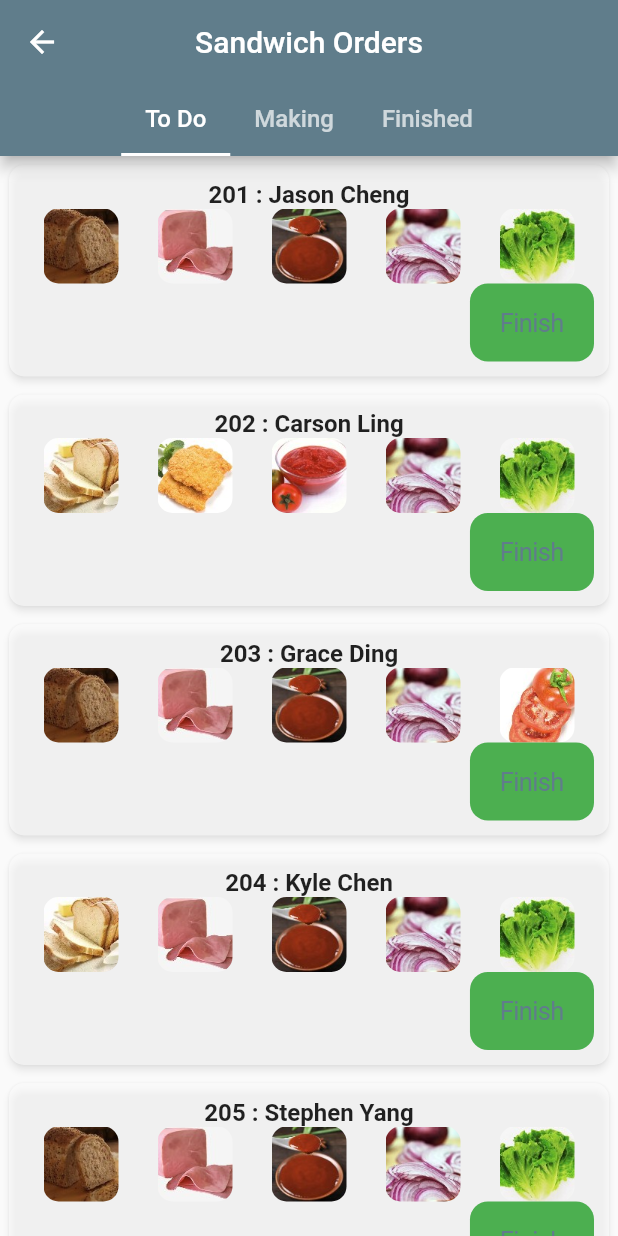
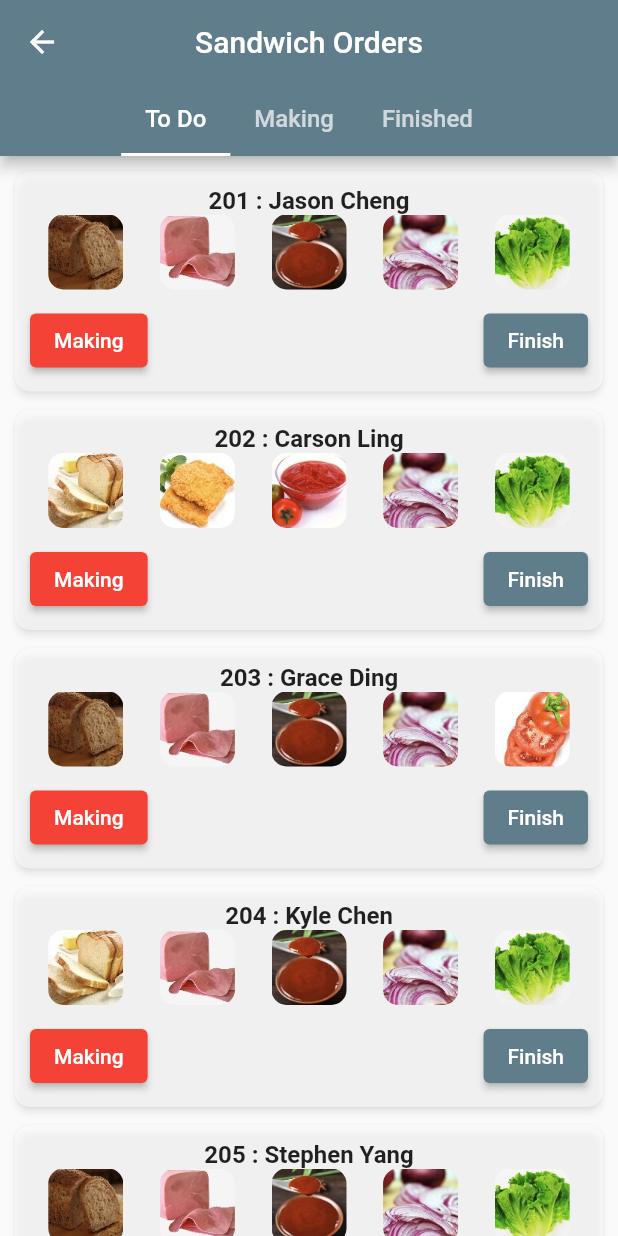
Before and after one commit to JCCCCX/FoodFix, a Flutter app: the screen it shows after launch, item 2 of the bottom bar chosen, on a phone screen of 412 x 824 dp. Run offline on Flutter 3.47's test engine with Material 2 defaults, Android fonts, the light colour scheme and no system bars; our stand-ins replace logger.

Commit message:
fix bug when scrolling on chef-order-list page

```diff
--- a/lib/chef/sandwich_order_list.dart
+++ b/lib/chef/sandwich_order_list.dart
@@ -1,5 +1,5 @@
 import 'package:flutter/material.dart';
-import 'package:foodfix/chef/sandwich_order_list_status.dart';
+import 'package:foodfix/chef/sandwich_order_list_image.dart';
 
 class SandwichOrderListPage extends StatefulWidget {
   const SandwichOrderListPage({Key? key}) : super(key: key);
--- /dev/null
+++ b/lib/chef/sandwich_order_list_image.dart
@@ -0,0 +1,189 @@
+import 'package:flutter/gestures.dart';
+import 'package:flutter/material.dart';
+import 'package:foodfix/entity/sandwich_order.dart';
+import 'package:foodfix/util/log_util.dart';
+import 'package:foodfix/util/server_agent.dart';
+
+class SandwichOrderStatusPage extends StatefulWidget {
+  const SandwichOrderStatusPage({Key? key, required this.orderStatus})
+      : super(key: key);
+  final String? orderStatus;
+
+  @override
+  _SandwichOrderStatusPageState createState() =>
+      _SandwichOrderStatusPageState();
+}
+
+class _SandwichOrderStatusPageState extends State<SandwichOrderStatusPage> {
+  late List<SandwichOrder> _orderList;
+
+  @override
+  void initState() {
+    super.initState();
+  }
+
+  void _finishOrder(int orderId) {
+    ServerAgent.finishOrder(null);
+    setState(() {});
+  }
+
+  @override
+  Widget build(BuildContext context) {
+    Widget refreshWidget =
+        Column(mainAxisAlignment: MainAxisAlignment.center, children: [
+      const Center(child: Text("Server is lost ...")),
+      TextButton(
+          child: const Center(child: Text('Click to retry')),
+          onPressed: () {
+            setState(() {});
+          })
+    ]);
+
+    Widget orderListWidget = FutureBuilder<bool>(
+      future: loadOrderList(),
+      builder: (BuildContext context, AsyncSnapshot snapshot) {
+        if (snapshot.connectionState == ConnectionState.done) {
+          if (snapshot.hasError) {
+            return refreshWidget;
+          } else {
+            return _buildOrderList();
+          }
+        } else {
+          return const Center(child: CircularProgressIndicator());
+        }
+      },
+    );
+    return Scaffold(
+      body: orderListWidget,
+    );
+  }
+
+  Future<bool> loadOrderList() async {
+    var postData = {
+      "action_type": "get_sandwich_order_list",
+      "status": widget.orderStatus,
+    };
+
+    _orderList = await (ServerAgent.getSandwichOrdersToDo(postData));
+    logD('--- orders fetched from database: ${_orderList.length}');
+    return true;
+  }
+
+  Widget _buildOrderList() {
+    return ScrollConfiguration(
+      behavior: const ScrollBehavior(),
+      child: ListView.builder(
+        padding: const EdgeInsets.all(4.0),
+        itemBuilder: (context, int index) {
+          return _buildOrderWithImage(_orderList[index]);
+        },
+        itemCount: _orderList.length,
+        dragStartBehavior: DragStartBehavior.down,
+      ),
+    );
+  }
+
+  Widget _buildOrderWithImage(SandwichOrder order) {
+    List<String> ingredients = <String>[];
+    if (order.breadId != null) {
+      ingredients.add(order.breadId!);
+    }
+    if (order.meatId != null) {
+      ingredients.add(order.meatId!);
+    }
+    if (order.sauceId != null) {
+      ingredients.add(order.sauceId!);
+    }
+    if (order.vegetableIds != null) {
+      order.vegetableIds!.forEach((element) {
+        ingredients.add(element);
+      });
+    }
+    if (order.cheeseId != null) {
+      ingredients.add(order.cheeseId!);
+    }
+    List<Row> orderIngredientRows = <Row>[];
+    int totalRowsExceptLast = ingredients.length ~/ 5;
+    int elementsInLastRow = ingredients.length % 5;
+    Row row;
+    if (totalRowsExceptLast > 0) {
+      for (int i = 0; i < totalRowsExceptLast; i++) {
+        row = Row(
+          mainAxisAlignment: MainAxisAlignment.spaceAround,
+          children: [
+            _buildImage(ingredients[i * 5]),
+            _buildImage(ingredients[i * 5 + 1]),
+            _buildImage(ingredients[i * 5 + 2]),
+            _buildImage(ingredients[i * 5 + 3]),
+            _buildImage(ingredients[i * 5 + 4]),
+          ],
+        );
+        orderIngredientRows.add(row);
+      }
+    }
+
+    Widget orderWidget = Card(
+      color: Colors.white54,
+      shadowColor: Colors.white70,
+      elevation: 2,
+      shape: RoundedRectangleBorder(
+        borderRadius: BorderRadius.circular(10),
+      ),
+      margin: const EdgeInsets.all(6),
+      clipBehavior: Clip.antiAlias,
+      child: Container(
+        padding: const EdgeInsets.all(10),
+        child: Column(
+          children: [
+            Text(
+              order.orderNo.toString() + ' : ' + order.studentName!,
+              style: const TextStyle(fontSize: 16, fontWeight: FontWeight.bold),
+            ),
+            Column(children: orderIngredientRows),
+            _buildOrderAction(order),
+          ],
+        ),
+      ),
+    );
+    return orderWidget;
+  }
+
+  Widget _buildImage(String imageId) {
+    return ClipRRect(
+        borderRadius: BorderRadius.circular(10),
+        child: Image.asset(
+          'images/$imageId.jpg',
+          width: 50,
+          height: 50,
+        ));
+  }
+
+  Widget _buildOrderAction(SandwichOrder order) {
+    Widget actionWidget = Padding(
+        padding: const EdgeInsets.only(top: 10),
+        child: Row(
+          mainAxisAlignment: MainAxisAlignment.end,
+          children: <Widget>[
+            ElevatedButton(
+              // color: Colors.yellow,
+              child: const Text('Making'),
+              onPressed: () {
+                _finishOrder(order.orderNo!);
+              },
+              style: ButtonStyle(
+                  backgroundColor: MaterialStateProperty.all(Colors.red)),
+            ),
+            const Spacer(),
+            ElevatedButton(
+              child: const Text('Finish'),
+              onPressed: () {
+                _finishOrder(order.orderNo!);
+              },
+              style: ButtonStyle(
+                  backgroundColor: MaterialStateProperty.all(Colors.blueGrey)),
+            )
+          ],
+        ));
+    return actionWidget;
+  }
+}
--- a/lib/util/server_agent.dart
+++ b/lib/util/server_agent.dart
@@ -28,6 +28,14 @@ class ServerAgent {
       errorMsg = e.toString();
       return errorMsg;
     }
+  }
+
+  static Future<bool> finishOrder(postData) async {
+    // update order status to database
+
+    // print sticker ???
+
+    return true;
   }
 
   static Future<List<SandwichOrder>> getSandwichOrdersToDo(postData) async {
@@ -66,7 +74,7 @@ class ServerAgent {
         cheeseId: '3001',
         cheeseName: 'American style',
         vegetableIds: ['4001', '4002', '4003'],
-        vegetableNames: ['onion', 'lettuce', 'tomato'],
+        vegetableNames: ['Onion', 'Lettuce', 'Tomato'],
         sauceId: '5001',
         sauceName: 'BBQ');
     todoList.add(order);
@@ -86,11 +94,11 @@ class ServerAgent {
           '4002',
         ],
         vegetableNames: [
-          'onion',
-          'lettuce',
+          'Onion',
+          'Lettuce',
         ],
         sauceId: '5002',
-        sauceName: 'ketchup');
+        sauceName: 'Ketchup');
     todoList.add(order);
 
     order = SandwichOrder(
@@ -104,7 +112,7 @@ class ServerAgent {
         cheeseId: '3001',
         cheeseName: 'American style',
         vegetableIds: ['4001', '4003'],
-        vegetableNames: ['onion', 'pickle'],
+        vegetableNames: ['Onion', 'Pickle'],
         sauceId: '5001',
         sauceName: 'BBQ');
     todoList.add(order);
@@ -120,7 +128,7 @@ class ServerAgent {
         cheeseId: '3001',
         cheeseName: 'American style',
         vegetableIds: ['4001', '4002', '4003'],
-        vegetableNames: ['onion', 'lettuce', 'tomato'],
+        vegetableNames: ['Onion', 'Lettuce', 'Tomato'],
         sauceId: '5001',
         sauceName: 'BBQ');
     todoList.add(order);
@@ -136,7 +144,7 @@ class ServerAgent {
         cheeseId: '3001',
         cheeseName: 'American style',
         vegetableIds: ['4001', '4002', '4003'],
-        vegetableNames: ['onion', 'lettuce', 'tomato'],
+        vegetableNames: ['Onion', 'Lettuce', 'Tomato'],
         sauceId: '5001',
         sauceName: 'BBQ');
     todoList.add(order);
@@ -152,9 +160,9 @@ class ServerAgent {
         cheeseId: '3001',
         cheeseName: 'American style',
         vegetableIds: ['4002', '4003'],
-        vegetableNames: ['lettuce', 'tomato'],
+        vegetableNames: ['Lettuce', 'Tomato'],
         sauceId: '5002',
-        sauceName: 'ketchup');
+        sauceName: 'Ketchup');
     todoList.add(order);
     return todoList;
   }
```
Also changed, not shown: lib/chef/chef_main.dart (+2 -73 lines), lib/chef/sandwich_order_list_button.dart (added, +216 -0 lines), lib/chef/sandwich_order_list_text.dart (added, +175 -0 lines), lib/common/common_ui.dart (added, +48 -0 lines).
